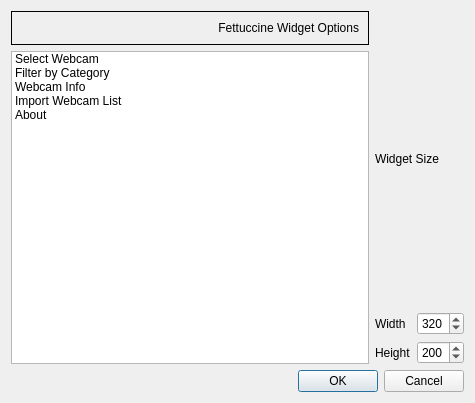
Above: fetwidgetsettingsdialog.ui from jpietrzak8/Fettuccine before the change. Below: the same form after it.
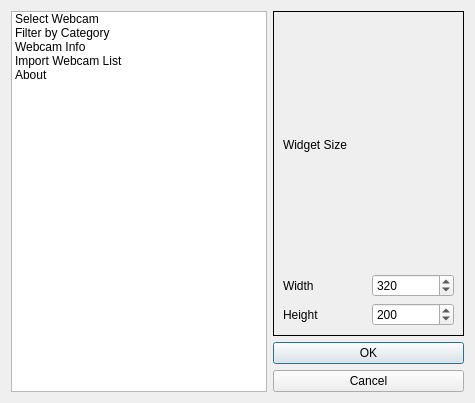
That is the form after the change. Icons and pictures are not drawn.

The edit to the form file:
```diff
--- a/fetwidgetsettingsdialog.ui
+++ b/fetwidgetsettingsdialog.ui
@@ -13,49 +13,9 @@
   <property name="windowTitle">
    <string>Fettuccine Widget Options</string>
   </property>
-  <layout class="QVBoxLayout" name="verticalLayout_3">
-   <item>
-    <layout class="QHBoxLayout" name="horizontalLayout_4">
-     <item>
+  <layout class="QGridLayout" name="gridLayout">
+   <item row="0" column="0" rowspan="2">
       <layout class="QVBoxLayout" name="verticalLayout_2">
-       <item>
-        <widget class="QFrame" name="titleFrame">
-         <property name="frameShape">
-          <enum>QFrame::Box</enum>
-         </property>
-         <property name="frameShadow">
-          <enum>QFrame::Plain</enum>
-         </property>
-         <layout class="QHBoxLayout" name="horizontalLayout">
-          <item>
-           <widget class="QLabel" name="label_2">
-            <property name="sizePolicy">
-             <sizepolicy hsizetype="Fixed" vsizetype="Fixed">
-              <horstretch>0</horstretch>
-              <verstretch>0</verstretch>
-             </sizepolicy>
-            </property>
-            <property name="text">
-             <string/>
-            </property>
-            <property name="pixmap">
-             <pixmap resource="fettuccine.qrc">:/fettuccine64.png</pixmap>
-            </property>
-           </widget>
-          </item>
-          <item>
-           <widget class="QLabel" name="label">
-            <property name="text">
-             <string>Fettuccine Widget Options</string>
-            </property>
-            <property name="alignment">
-             <set>Qt::AlignRight|Qt::AlignTrailing|Qt::AlignVCenter</set>
-            </property>
-           </widget>
-          </item>
-         </layout>
-        </widget>
-       </item>
        <item>
         <widget class="QListWidget" name="listWidget">
          <item>
@@ -87,7 +47,11 @@
        </item>
       </layout>
      </item>
-     <item>
+   <item row="0" column="1">
+    <widget class="QFrame" name="widgetSizeFrame">
+     <property name="frameShape">
+      <enum>QFrame::Box</enum>
+     </property>
       <layout class="QVBoxLayout" name="verticalLayout">
        <item>
         <widget class="QLabel" name="label_3">
@@ -151,13 +115,18 @@
         </layout>
        </item>
       </layout>
-     </item>
-    </layout>
-   </item>
-   <item>
+    </widget>
+   </item>
+   <item row="1" column="1">
     <widget class="QDialogButtonBox" name="buttonBox">
+     <property name="sizePolicy">
+      <sizepolicy hsizetype="Expanding" vsizetype="Fixed">
+       <horstretch>0</horstretch>
+       <verstretch>0</verstretch>
+      </sizepolicy>
+     </property>
      <property name="orientation">
-      <enum>Qt::Horizontal</enum>
+      <enum>Qt::Vertical</enum>
      </property>
      <property name="standardButtons">
       <set>QDialogButtonBox::Cancel|QDialogButtonBox::Ok</set>
```
Left out of the diff: 7 changed lines with no effect on the pictures. Lines whose indentation alone changed are shown as unchanged.
